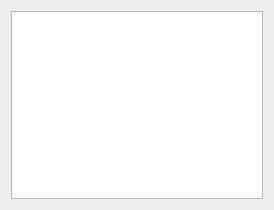
Before: the Qt Designer form tools/maya/util/toolManager/ui/toolManager.ui in snaress/bank, drawn with Qt 5.
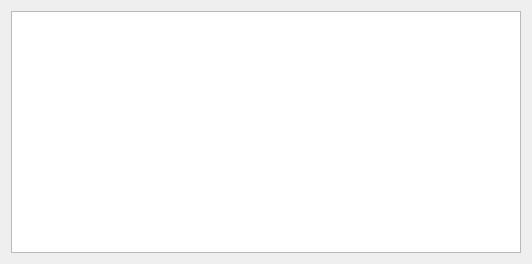
After: the same form once the commit is applied.

Commit message: toolManager: Mise en place ui

Patch:
```diff
--- a/tools/maya/util/toolManager/ui/toolManager.ui
+++ b/tools/maya/util/toolManager/ui/toolManager.ui
@@ -6,8 +6,8 @@
    <rect>
     <x>0</x>
     <y>0</y>
-    <width>274</width>
-    <height>210</height>
+    <width>532</width>
+    <height>264</height>
    </rect>
   </property>
   <property name="windowTitle">
@@ -16,6 +16,9 @@
   <layout class="QGridLayout" name="gridLayout">
    <item row="0" column="0">
     <widget class="QTreeWidget" name="twTools">
+     <property name="indentation">
+      <number>0</number>
+     </property>
      <attribute name="headerVisible">
       <bool>false</bool>
      </attribute>
```
The commit also changes 5 other files.
